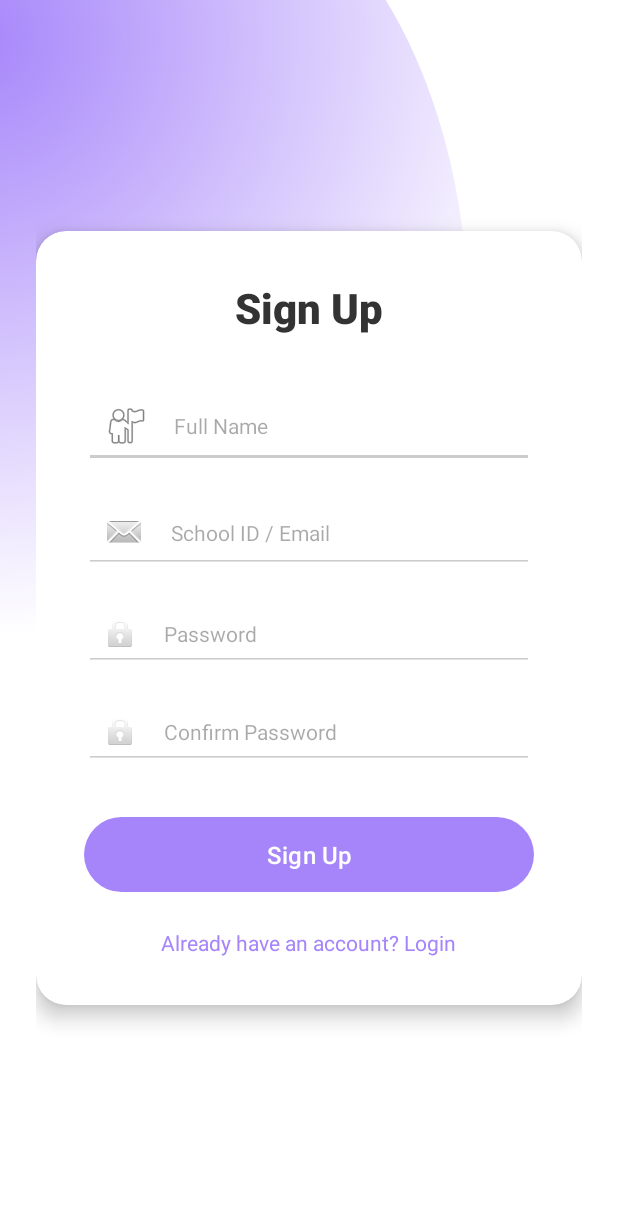
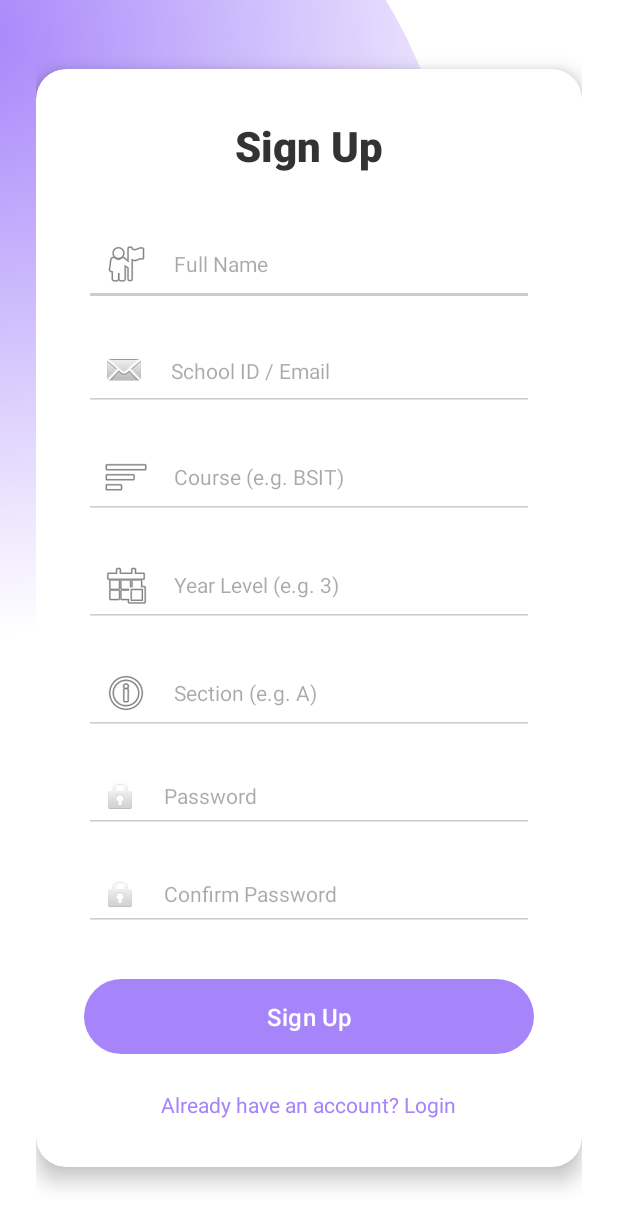
Before and after one commit to Hanes19/scheduling_mangement_system, an Android app: the layout activity_register.xml on its own in the app's theme, with its tools: preview values and no code run, on a phone screen of 412 x 824 dp. Shown: the top 1228 px of the screen. Run offline under Robolectric (Android 15) with nearby library versions, the phone set to English and light mode, and no system bars.

Commit message:
register

```diff
--- a/schedule_management/app/src/main/res/layout/activity_register.xml
+++ b/schedule_management/app/src/main/res/layout/activity_register.xml
@@ -65,6 +65,48 @@
                     android:textSize="14sp"
                     android:layout_marginBottom="16dp"/>
 
+                <!-- Course Input -->
+                <EditText
+                    android:id="@+id/etRegCourse"
+                    android:layout_width="match_parent"
+                    android:layout_height="wrap_content"
+                    android:hint="Course (e.g. BSIT)"
+                    android:inputType="textCapCharacters"
+                    android:drawableStart="@android:drawable/ic_menu_sort_by_size"
+                    android:drawablePadding="16dp"
+                    android:padding="12dp"
+                    android:backgroundTint="#CCCCCC"
+                    android:textSize="14sp"
+                    android:layout_marginBottom="16dp"/>
+
+                <!-- Year Level Input -->
+                <EditText
+                    android:id="@+id/etRegYear"
+                    android:layout_width="match_parent"
+                    android:layout_height="wrap_content"
+                    android:hint="Year Level (e.g. 3)"
+                    android:inputType="number"
+                    android:drawableStart="@android:drawable/ic_menu_today"
+                    android:drawablePadding="16dp"
+                    android:padding="12dp"
+                    android:backgroundTint="#CCCCCC"
+                    android:textSize="14sp"
+                    android:layout_marginBottom="16dp"/>
+
+                <!-- Section Input -->
+                <EditText
+                    android:id="@+id/etRegSection"
+                    android:layout_width="match_parent"
+                    android:layout_height="wrap_content"
+                    android:hint="Section (e.g. A)"
+                    android:inputType="textCapCharacters"
+                    android:drawableStart="@android:drawable/ic_menu_info_details"
+                    android:drawablePadding="16dp"
+                    android:padding="12dp"
+                    android:backgroundTint="#CCCCCC"
+                    android:textSize="14sp"
+                    android:layout_marginBottom="16dp"/>
+
                 <!-- Password Input -->
                 <EditText
                     android:id="@+id/etRegPassword"
```
Also changed, not shown: schedule_management/app/src/main/res/layout/activity_manage_instructors.xml (+29 -9 lines), schedule_management/app/src/main/res/layout/activity_student_dashboard.xml (+24 -17 lines), schedule_management/app/src/main/res/drawable/back_btn.png (added).
